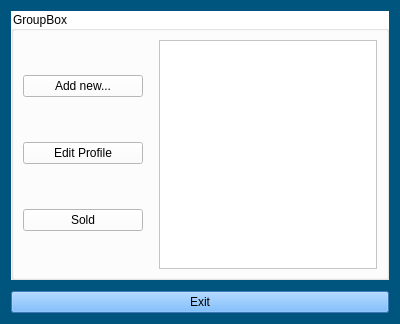
The window that Login_And_Admin/customer.ui (AP-projects-4001/esm-nadarim) describes before a commit, drawn with Qt 5.
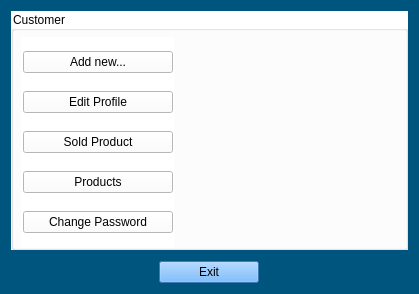
The same window after the commit.

Commit message: making some changes in mainwindow and customer page

Patch:
```diff
--- a/Login_And_Admin/customer.ui
+++ b/Login_And_Admin/customer.ui
@@ -6,8 +6,8 @@
    <rect>
     <x>0</x>
     <y>0</y>
-    <width>400</width>
-    <height>324</height>
+    <width>419</width>
+    <height>294</height>
    </rect>
   </property>
   <property name="windowTitle">
@@ -27,24 +27,26 @@
 color: rgb(0, 0, 0);</string>
      </property>
      <property name="title">
-      <string>GroupBox</string>
+      <string>Customer</string>
      </property>
-     <layout class="QHBoxLayout" name="horizontalLayout_2">
-      <property name="spacing">
-       <number>0</number>
+     <widget class="QWidget" name="">
+      <property name="geometry">
+       <rect>
+        <x>10</x>
+        <y>26</y>
+        <width>153</width>
+        <height>211</height>
+       </rect>
       </property>
-      <property name="bottomMargin">
-       <number>8</number>
-      </property>
-      <item>
-       <layout class="QHBoxLayout" name="horizontalLayout">
-        <item>
          <layout class="QVBoxLayout" name="verticalLayout">
           <property name="spacing">
-           <number>10</number>
+        <number>4</number>
+       </property>
+       <property name="leftMargin">
+        <number>2</number>
           </property>
           <property name="rightMargin">
-           <number>16</number>
+        <number>1</number>
           </property>
           <item>
            <widget class="QPushButton" name="pushButton">
@@ -64,26 +66,34 @@
            <widget class="QPushButton" name="pushButton_3">
             <property name="minimumSize">
              <size>
-              <width>120</width>
+           <width>150</width>
               <height>0</height>
              </size>
             </property>
             <property name="text">
-             <string>Sold</string>
+          <string>Sold Product</string>
             </property>
            </widget>
           </item>
-         </layout>
+       <item>
+        <widget class="QPushButton" name="pushButton_2">
+         <property name="text">
+          <string>Products</string>
+         </property>
+        </widget>
         </item>
         <item>
-         <widget class="QPlainTextEdit" name="plainTextEdit"/>
-        </item>
-       </layout>
-      </item>
-     </layout>
-    </widget>
+        <widget class="QPushButton" name="pushButton_4">
+         <property name="text">
+          <string>Change Password</string>
+         </property>
+        </widget>
+       </item>
+      </layout>
+     </widget>
+    </widget>
    </item>
-   <item>
+   <item alignment="Qt::AlignHCenter">
     <widget class="QPushButton" name="exit_btn">
      <property name="minimumSize">
       <size>
```
Lines whose indentation alone changed are shown as unchanged. The commit also changes 7 other files.
